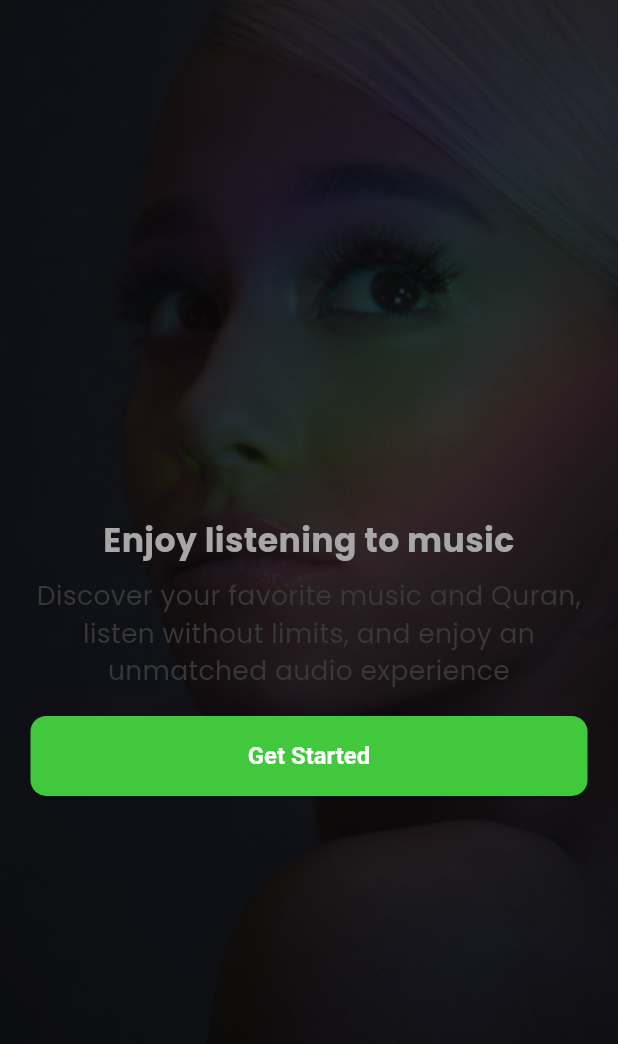
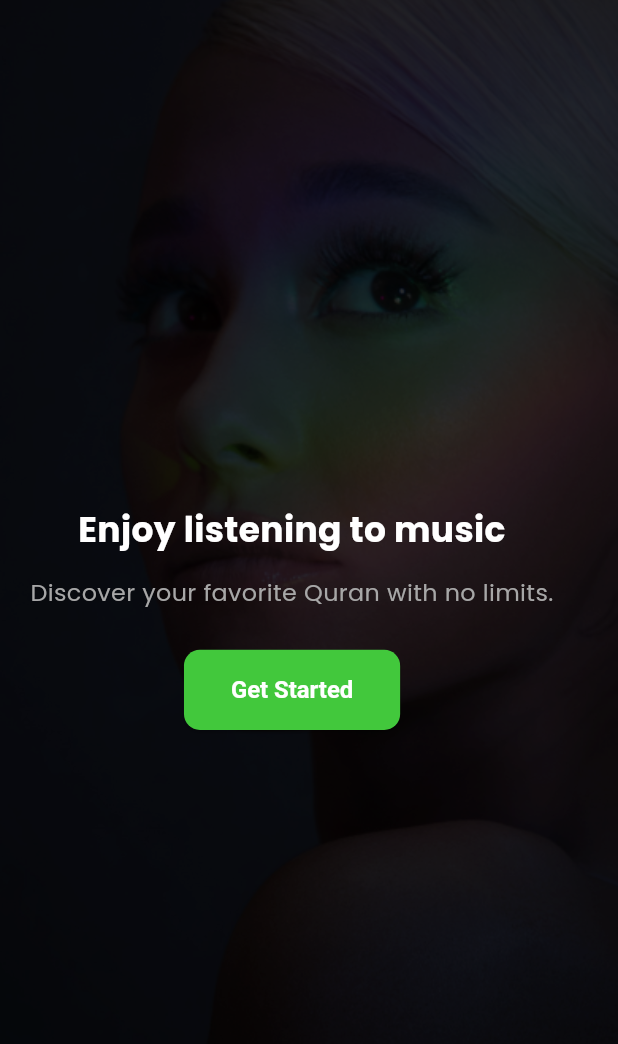
Before and after one commit to fathyyoussef1310/SpotifyApp, a Flutter app: the screen it shows after launch, on a phone screen of 412 x 824 dp. Shown: the top 1044 px of the screen. Run offline on Flutter 3.47's test engine with Material 3 defaults, Android fonts, the phone set to English and light mode, and no system bars; our stand-ins replace audioplayers, firebase_auth, firebase_core, flutter_bloc, flutter_native_splash, flutter_screenutil and 3 more; accounts and stored records are empty.

```diff
--- a/flutter_native_splash.yaml
+++ b/flutter_native_splash.yaml
@@ -1,5 +1,5 @@
 flutter_native_splash:
-  color: "#F2F2F2" # light background
+  color: "#F2F2F2"
   image: assets/images/LightNativeSplashScreen.png
   branding_mode: bottom
   branding_bottom_padding: 24
--- a/lib/Core/RoutesManager.dart
+++ b/lib/Core/RoutesManager.dart
@@ -38,7 +38,7 @@ class RoutesManager {
       case chooseLoginRegister:
         return CupertinoPageRoute(builder: (_) => const ChooseLoginRegister());
     case profileScreen:
-      return CupertinoPageRoute(builder: (_) =>  Profilescreen());
+      return CupertinoPageRoute(builder: (_) =>  ProfileScreen());
     case layoutScreen:
       return CupertinoPageRoute(builder: (_) => LayoutScreen());
     case homeScreen:
--- a/lib/Features/MainFeatures/LayoutScreen.dart
+++ b/lib/Features/MainFeatures/LayoutScreen.dart
@@ -22,7 +22,7 @@ class _LayoutScreenState extends State<LayoutScreen> {
     Homescreen(),
     RadioScreen(repo: UserRepo(),),
     Favoritessongs(),
-    Profilescreen(),
+    ProfileScreen(),
   ];
 
   @override
--- a/lib/Features/Onboarding/OnboardingScreen.dart
+++ b/lib/Features/Onboarding/OnboardingScreen.dart
@@ -2,69 +2,70 @@ import 'package:flutter/material.dart';
 import 'package:flutter_screenutil/flutter_screenutil.dart';
 import 'package:google_fonts/google_fonts.dart';
 import 'package:shared_preferences/shared_preferences.dart';
-import 'package:spotifyyapp/Core/ColorsManager.dart';
-import 'package:spotifyyapp/Core/ImagesManager.dart';
-import 'package:spotifyyapp/Core/RoutesManager.dart';
-import 'package:spotifyyapp/Core/Widgets/CustomeElevatedButton.dart';
+
+import '../../Core/ColorsManager.dart';
+import '../../Core/ImagesManager.dart';
+import '../../Core/RoutesManager.dart';
+import '../../Core/Widgets/CustomeElevatedButton.dart';
+
+const String kOnboardingSeen = 'onboarding_seen';
 
 class OnBoardingScreen extends StatelessWidget {
   const OnBoardingScreen({super.key});
+
   Future<void> _completeOnboarding(BuildContext context) async {
     final prefs = await SharedPreferences.getInstance();
-    await prefs.setBool('onboarding_seen', true);
-    Navigator.pushReplacementNamed(context, RoutesManager.chooseLoginRegister);
+    await prefs.setBool(kOnboardingSeen, true);
+
+    Navigator.pushReplacementNamed(context,
+      RoutesManager.chooseLoginRegister,
+    );
   }
 
   @override
   Widget build(BuildContext context) {
     return Scaffold(
       backgroundColor: ColorsManager.darkBlack,
-      body: PageView(
-        children: [
-          Stack(
+      body: Stack(
         children: [
           Image.asset(
             assetsManager.onBoardingScreen,
             fit: BoxFit.cover,
             width: double.infinity,
           ),
-              Container(
-                color: ColorsManager.darkBlack.withOpacity(0.4),
-              ),
+          Container(color: Colors.black.withOpacity(0.4)),
           Padding(
-                padding: REdgeInsets.symmetric(horizontal: 24.w, vertical: 20.h),
+            padding: REdgeInsets.symmetric(horizontal: 24.w),
             child: Column(
               mainAxisAlignment: MainAxisAlignment.center,
-                  crossAxisAlignment: CrossAxisAlignment.center,
               children: [
-                    SizedBox(height: 57.sp),
-                    Text("Enjoy listening to music", style: GoogleFonts.poppins(color: ColorsManager.whiteGrey, fontSize: 25.sp, fontWeight: FontWeight.bold,),
+                Text(
+                  "Enjoy listening to music",
+                  style: GoogleFonts.poppins(
+                    color: ColorsManager.white,
+                    fontSize: 26.sp,
+                    fontWeight: FontWeight.bold,
+                  ),
                   textAlign: TextAlign.center,
                 ),
-                    SizedBox(height: 10.sp),
+                SizedBox(height: 15.h),
                 Text(
-                      "Discover your favorite music and Quran, listen without limits, and enjoy an unmatched audio experience",
-                      style: GoogleFonts.poppins(color: ColorsManager.Greyissh, fontSize: 20.sp,),
+                  "Discover your favorite Quran with no limits.", style: GoogleFonts.poppins(
+                    color: ColorsManager.whiteGrey,
+                    fontSize: 18.sp,
+                  ),
                   textAlign: TextAlign.center,
                 ),
-                    SizedBox(height: 20.sp),
-                    Row(
-                      children: [
-                        Expanded(
-                          child: CustomElevatedButton(
+                SizedBox(height: 30.h),
+                CustomElevatedButton(
                   onPressed: () => _completeOnboarding(context),
                   title: "Get Started",
                   backgroundColor: ColorsManager.green,
                   foregroundColor: ColorsManager.white,
                 ),
-                        ),
-                      ],
-                    )
               ],
             ),
-              )
-            ],
-          )
+          ),
         ],
       ),
     );
```
Also changed, not shown: lib/AuthServices/Auth_Services.dart (+11 -19 lines), lib/Controllers/LoginController.dart (+13 -8 lines), lib/Controllers/ProfileController.dart (+19 -36 lines), lib/Controllers/registerController.dart (+7 -13 lines), lib/Features/Auth/Choose_Login_register.dart (+30 -37 lines), lib/Features/MainFeatures/profile/ProfileScreen.dart (+22 -12 lines), lib/main.dart (+40 -38 lines), pubspec.yaml (+11 -5 lines), 33 other files. Lines whose indentation alone changed are shown as unchanged.
